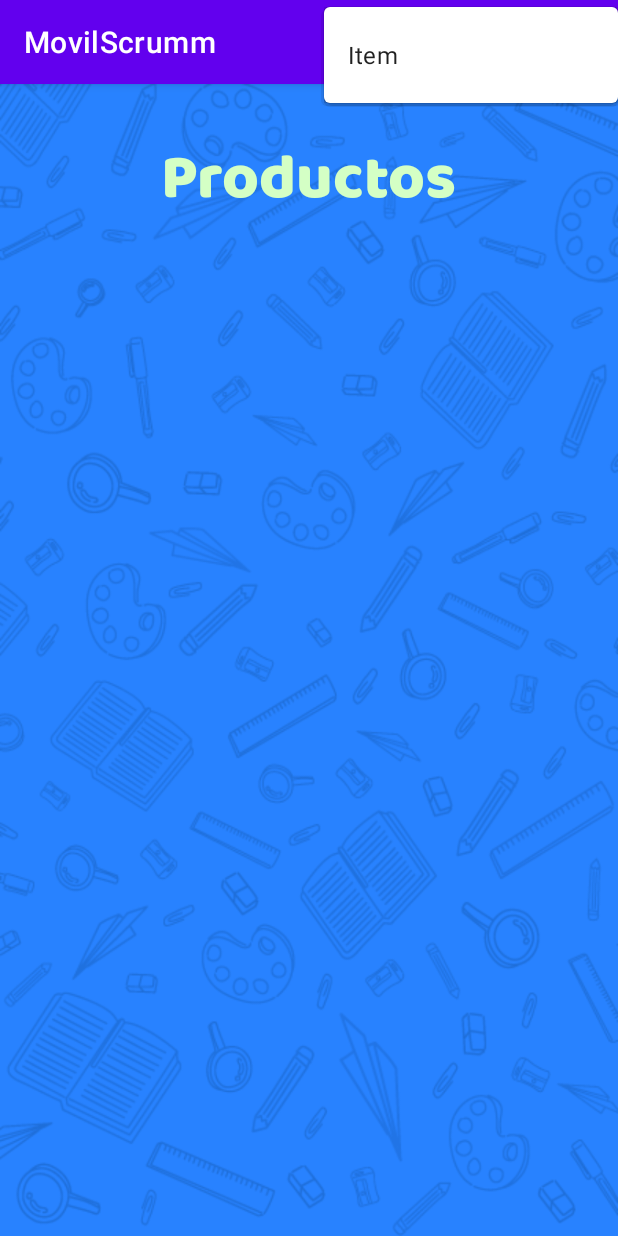
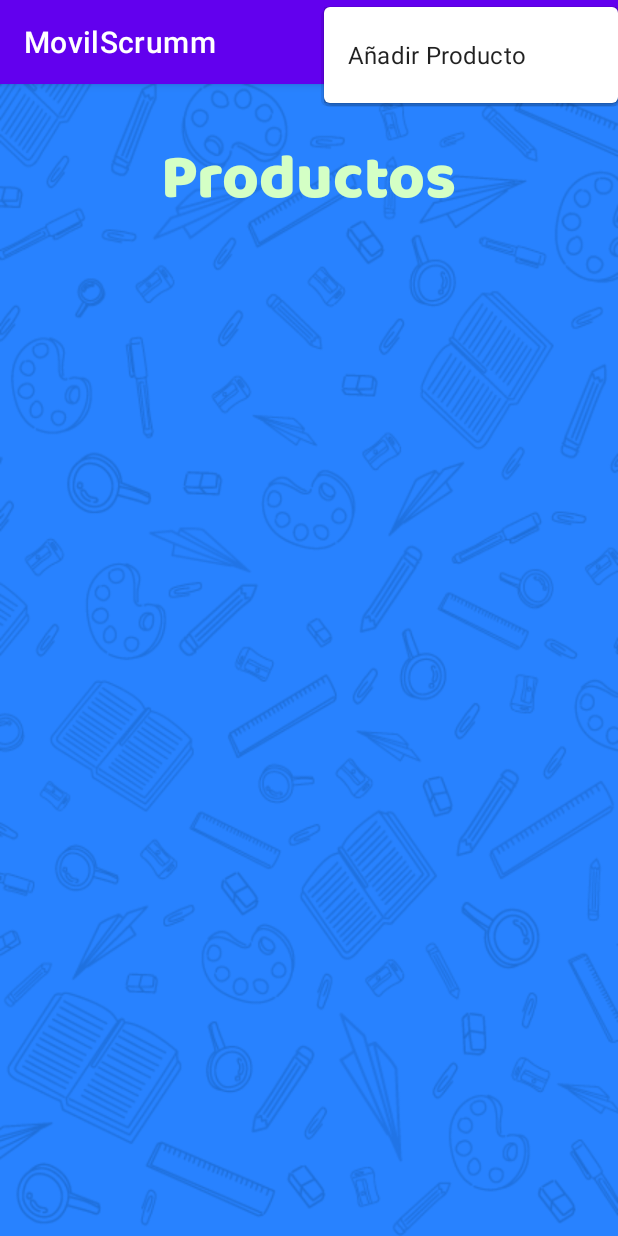
Before and after one commit to patman89/MovilScrum, an Android app: the ProductListActivity screen opened directly, with no data from a screen before it, after a tap on an icon or button, on a phone screen of 412 x 824 dp. Run offline under Robolectric (Android 15) with nearby library versions, the phone set to English and light mode, and no system bars; our stand-ins replace Firebase (no records; nobody signed in at launch, a user with empty details on screens opened directly).

Commit message:
Cambiar  nombre item por añadir producti

```diff
--- a/app/src/main/res/menu/main_menu.xml
+++ b/app/src/main/res/menu/main_menu.xml
@@ -10,7 +10,7 @@
             <item
                 android:id="@+id/addProduct"
                 app:showAsAction="ifRoom"
-                android:title="Item" />
+                android:title="Añadir Producto" />
         </menu>
     </item>
 </menu>
```
